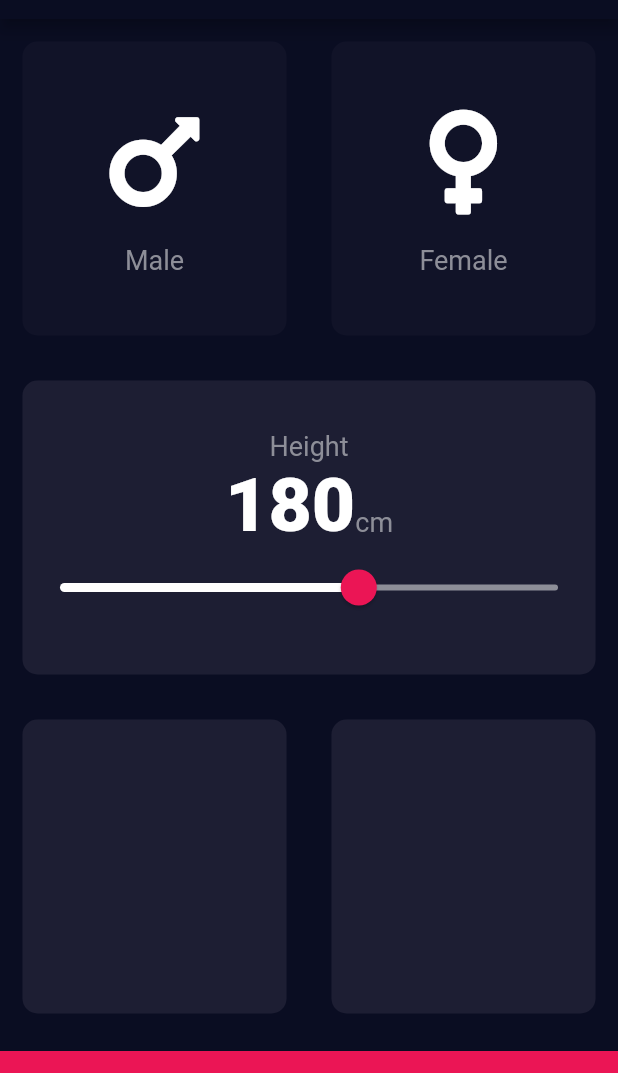
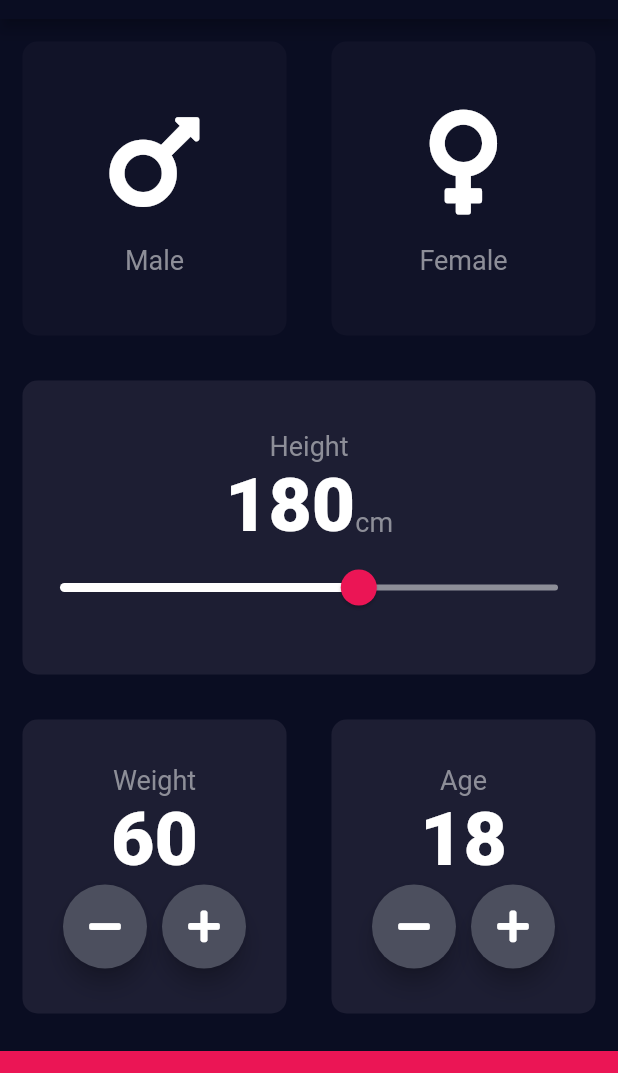
Before and after one commit to arwyne/bmi_calculator, a Flutter app: the screen it shows after launch, on a phone screen of 412 x 824 dp, the part 65-1138 px from its top. Run offline on Flutter 3.47's test engine with Material 2 defaults, Android fonts, the phone set to English and light mode, and no system bars; our stand-ins replace font_awesome_flutter.

Commit message:
added weight and age card

```diff
--- a/lib/input_page.dart
+++ b/lib/input_page.dart
@@ -15,6 +15,8 @@ class InputPage extends StatefulWidget {
 class _InputPageState extends State<InputPage> {
   Gender selectedGender;
   int height = 180;
+  int weight = 60;
+  int age = 18;
 
   @override
   Widget build(BuildContext context) {
@@ -120,10 +122,92 @@ class _InputPageState extends State<InputPage> {
               child: Row(
                 children: <Widget>[
                   Expanded(
-                    child: ReusableCard(color: kActiveCardColor),
+                    child: ReusableCard(
+                      color: kActiveCardColor,
+                      cardChild: Column(
+                        mainAxisAlignment: MainAxisAlignment.center,
+                        children: <Widget>[
+                          Text(
+                            'Weight',
+                            style: kLabelTextStyle,
+                          ),
+                          Text(
+                            weight.toString(),
+                            style: kNumberTextStyle,
+                          ),
+                          Row(
+                            mainAxisAlignment: MainAxisAlignment.center,
+                            children: [
+                              RoundIconButton(
+                                icon: FontAwesomeIcons.minus,
+                                onPressed: () {
+                                  setState(() {
+                                    if (weight > 0) {
+                                      weight--;
+                                    }
+                                  });
+                                },
+                              ),
+                              SizedBox(
+                                width: 10.0,
+                              ),
+                              RoundIconButton(
+                                icon: FontAwesomeIcons.plus,
+                                onPressed: () {
+                                  setState(() {
+                                    weight++;
+                                  });
+                                },
+                              )
+                            ],
+                          )
+                        ],
+                      ),
+                    ),
                   ),
                   Expanded(
-                    child: ReusableCard(color: kActiveCardColor),
+                    child: ReusableCard(
+                      color: kActiveCardColor,
+                      cardChild: Column(
+                        mainAxisAlignment: MainAxisAlignment.center,
+                        children: <Widget>[
+                          Text(
+                            'Age',
+                            style: kLabelTextStyle,
+                          ),
+                          Text(
+                            age.toString(),
+                            style: kNumberTextStyle,
+                          ),
+                          Row(
+                            mainAxisAlignment: MainAxisAlignment.center,
+                            children: [
+                              RoundIconButton(
+                                icon: FontAwesomeIcons.minus,
+                                onPressed: () {
+                                  setState(() {
+                                    if (age > 1) {
+                                      age--;
+                                    }
+                                  });
+                                },
+                              ),
+                              SizedBox(
+                                width: 10.0,
+                              ),
+                              RoundIconButton(
+                                icon: FontAwesomeIcons.plus,
+                                onPressed: () {
+                                  setState(() {
+                                    age++;
+                                  });
+                                },
+                              )
+                            ],
+                          )
+                        ],
+                      ),
+                    ),
                   ),
                 ],
               ),
@@ -138,3 +222,25 @@ class _InputPageState extends State<InputPage> {
         ));
   }
 }
+
+class RoundIconButton extends StatelessWidget {
+  final IconData icon;
+  final Function onPressed;
+
+  RoundIconButton({@required this.icon, @required this.onPressed});
+
+  @override
+  Widget build(BuildContext context) {
+    return RawMaterialButton(
+      child: Icon(icon),
+      onPressed: onPressed,
+      elevation: 6.0,
+      shape: CircleBorder(),
+      fillColor: Color(0xFF4C4F5E),
+      constraints: BoxConstraints.tightFor(
+        width: 56.0,
+        height: 56.0,
+      ),
+    );
+  }
+}
```
